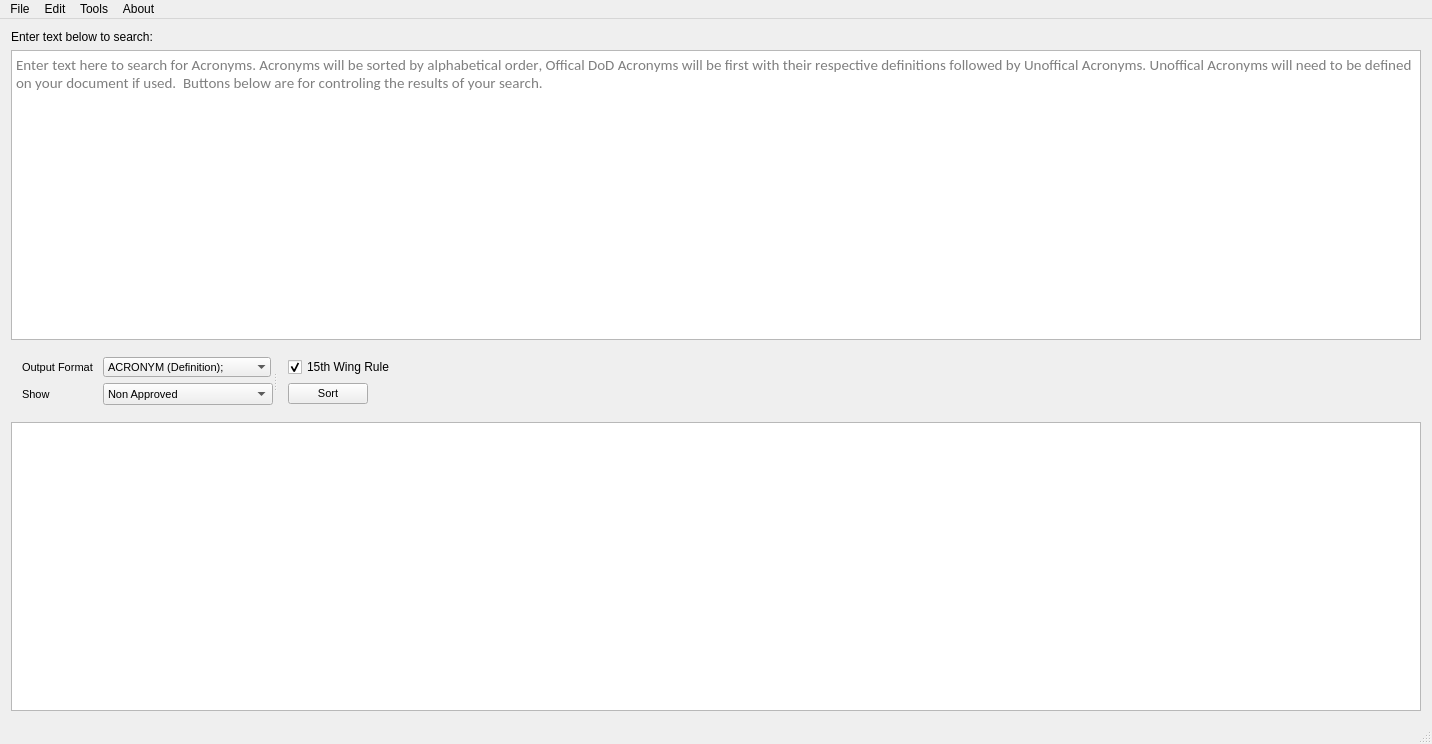
Above: Source_Files/sorter.ui from SnekCode/AcronymSorter before the change. Below: the same form after it.
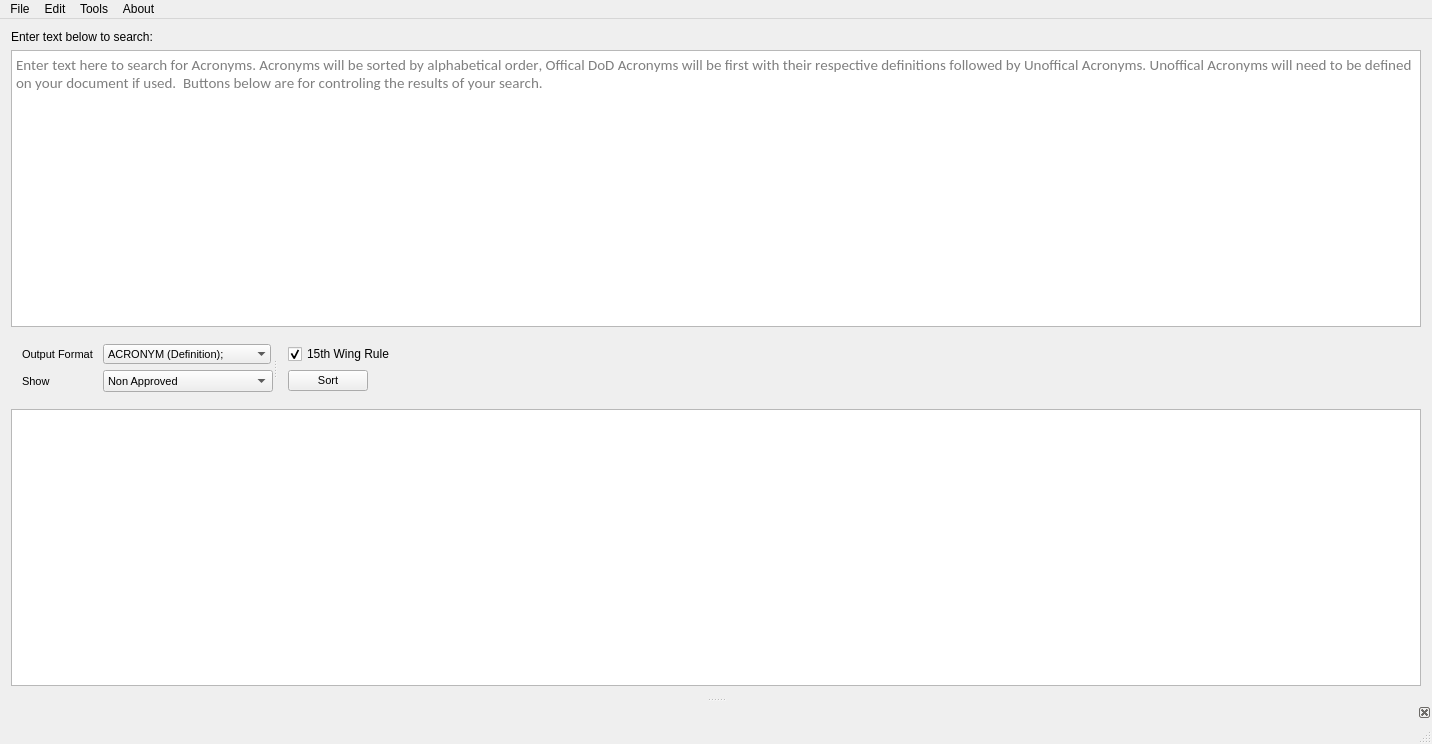
That is the form after the change. Icons and pictures are not drawn.

```diff
--- a/Source_Files/sorter.ui
+++ b/Source_Files/sorter.ui
@@ -974,6 +974,15 @@
     </palette>
    </property>
   </widget>
+  <widget class="QDockWidget" name="dockWidget">
+   <property name="features">
+    <set>QDockWidget::DockWidgetClosable</set>
+   </property>
+   <attribute name="dockWidgetArea">
+    <number>8</number>
+   </attribute>
+   <widget class="QWidget" name="dockWidgetContents"/>
+  </widget>
   <action name="action_Open">
    <property name="icon">
     <iconset resource="resources.qrc">
```
